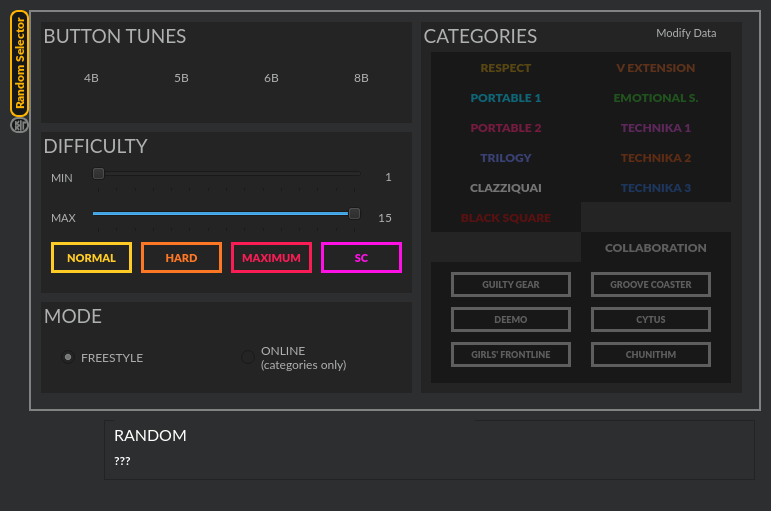
First picture: the form in selector_ui.ui, repository wowvv0w/djmax-random-selector, before the edit.
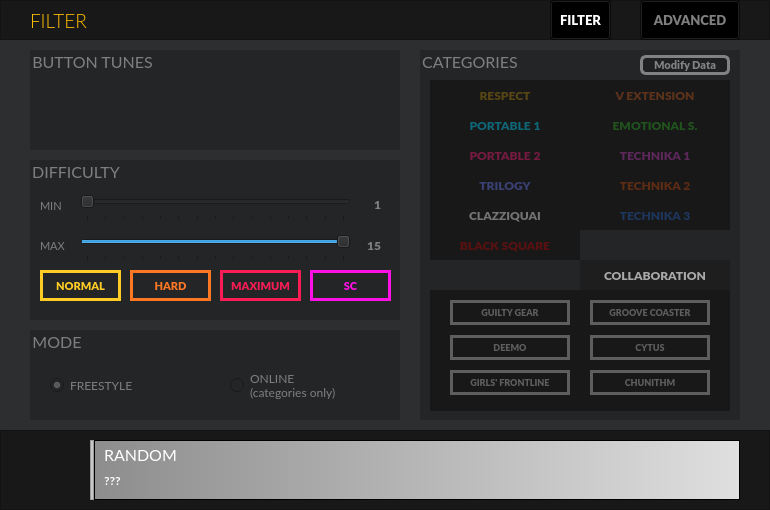
Second picture: the form after the edit. Icons and pictures are not drawn.

Patch:
```diff
--- a/selector_ui.ui
+++ b/selector_ui.ui
@@ -6,20 +6,20 @@
    <rect>
     <x>0</x>
     <y>0</y>
-    <width>771</width>
-    <height>511</height>
+    <width>770</width>
+    <height>510</height>
    </rect>
   </property>
   <property name="minimumSize">
    <size>
-    <width>771</width>
-    <height>511</height>
+    <width>770</width>
+    <height>510</height>
    </size>
   </property>
   <property name="maximumSize">
    <size>
-    <width>771</width>
-    <height>511</height>
+    <width>770</width>
+    <height>510</height>
    </size>
   </property>
   <property name="font">
@@ -31,16 +31,16 @@
    <string>DJMAX Random Selector v0.3.0</string>
   </property>
   <property name="styleSheet">
-   <string notr="true">background: #2d2e2f</string>
+   <string notr="true">background-color: #2d2e2f;</string>
   </property>
   <widget class="QWidget" name="centralwidget">
    <widget class="QTabWidget" name="tabWidget">
     <property name="geometry">
      <rect>
-      <x>10</x>
-      <y>10</y>
-      <width>751</width>
-      <height>401</height>
+      <x>0</x>
+      <y>50</y>
+      <width>770</width>
+      <height>370</height>
      </rect>
     </property>
     <property name="font">
@@ -51,30 +51,22 @@
      </font>
     </property>
     <property name="styleSheet">
-     <string notr="true">QTabWidget::pane { /* The tab widget frame */
-    border: 2px solid #818282;
+     <string notr="true">QTabWidget::pane{
+	background: transparent;
+	border: none;
+
 }
 
 QTabBar::tab {
-    background: #161717;
-    border: 2px solid #818282;
-    border-bottom-color: #818282;
-	color: #818282;
-    border-top-left-radius: 8px;
-	border-bottom-left-radius: 8px;
-    border-top-right-radius: 8px;
-	border-bottom-right-radius: 8px;
-    
-}
-
-QTabBar::tab:selected {
-    border-color: #ffb400;
-    border-bottom-color: #ffb400;
-	color:#ffb400;
+    width: 0;
+	height: 0;
+	margin: 0;
+	padding: 0;
+	border: none;
 }</string>
     </property>
     <property name="tabPosition">
-     <enum>QTabWidget::West</enum>
+     <enum>QTabWidget::North</enum>
     </property>
     <property name="tabShape">
      <enum>QTabWidget::Rounded</enum>
@@ -84,21 +76,21 @@
     </property>
     <widget class="QWidget" name="filter_tab">
      <attribute name="title">
-      <string>  Random Selector  </string>
+      <string>filter</string>
      </attribute>
      <widget class="QGroupBox" name="sr_groupbox">
       <property name="geometry">
        <rect>
-        <x>390</x>
-        <y>10</y>
-        <width>321</width>
-        <height>371</height>
+        <x>420</x>
+        <y>0</y>
+        <width>320</width>
+        <height>370</height>
        </rect>
       </property>
       <property name="font">
        <font>
         <family>Lato</family>
-        <pointsize>14</pointsize>
+        <pointsize>12</pointsize>
         <weight>50</weight>
         <bold>false</bold>
        </font>
@@ -110,8 +102,8 @@
        <enum>Qt::LeftToRight</enum>
       </property>
       <property name="styleSheet">
-       <string notr="true">background: #242424;
-color: #afb0b0;
+       <string notr="true">background: #242526;
+color: #7f7f7f;
 border: #00000000</string>
       </property>
       <property name="title">
@@ -586,13 +578,25 @@
          <string notr="true">QPushButton {
     border: 3px solid #5e5e5e;
 	color: #5e5e5e;
-    background-color: #00000000;
+    background-color: transparent;
 }
 
 QPushButton:checked {
 	border-color: #d83e0e;
  	color: #d83e0e;
     background-color: #181819;
+}
+
+QPushButton:disabled {
+	border-color: #2e2e2e;
+ 	color: #2e2e2e;
+    background-color: transparent;
+}
+
+QPushButton:disabled:checked {
+	border-color: #6b1e06;
+ 	color: #6b1e06;
+    background-color: #0c0c0d;
 }</string>
         </property>
         <property name="text">
@@ -633,6 +637,18 @@
 	border-color: #51eefe;
  	color: #51eefe;
     background-color: #181819;
+}
+
+QPushButton:disabled {
+	border-color: #2e2e2e;
+ 	color: #2e2e2e;
+    background-color: transparent;
+}
+
+QPushButton:disabled:checked {
+	border-color: #246970;
+ 	color: #246970;
+    background-color: #0c0c0d;
 }</string>
         </property>
         <property name="text">
@@ -673,6 +689,18 @@
 	border-color: #ffd700;
  	color: #ffd700;
     background-color: #181819;
+}
+
+QPushButton:disabled {
+	border-color: #2e2e2e;
+ 	color: #2e2e2e;
+    background-color: transparent;
+}
+
+QPushButton:disabled:checked {
+	border-color: #806c00;
+ 	color: #806c00;
+    background-color: #0c0c0d;
 }</string>
         </property>
         <property name="text">
@@ -713,6 +741,18 @@
 	border-color: #99e5d8;
  	color: #99e5d8;
     background-color: #181819;
+}
+
+QPushButton:disabled {
+	border-color: #2e2e2e;
+ 	color: #2e2e2e;
+    background-color: transparent;
+}
+
+QPushButton:disabled:checked {
+	border-color: #4d736c;
+ 	color: #4d736c;
+    background-color: #0c0c0d;
 }</string>
         </property>
         <property name="text">
@@ -753,6 +793,18 @@
 	border-color: #ee1538;
  	color: #ee1538;
     background-color: #181819;
+}
+
+QPushButton:disabled {
+	border-color: #2e2e2e;
+ 	color: #2e2e2e;
+    background-color: transparent;
+}
+
+QPushButton:disabled:checked {
+	border-color: #750b1c;
+ 	color: #750b1c;
+    background-color: #0c0c0d;
 }</string>
         </property>
         <property name="text">
@@ -793,6 +845,18 @@
 	border-color: #fdb426;
  	color: #fdb426;
     background-color: #181819;
+}
+
+QPushButton:disabled {
+	border-color: #2e2e2e;
+ 	color: #2e2e2e;
+    background-color: transparent;
+}
+
+QPushButton:disabled:checked {
+	border-color: #7d5a13;
+ 	color: #7d5a13;
+    background-color: #0c0c0d;
 }</string>
         </property>
         <property name="text">
@@ -846,26 +910,34 @@
         <bool>true</bool>
        </property>
        <property name="checked">
-        <bool>false</bool>
+        <bool>true</bool>
        </property>
       </widget>
       <widget class="QToolButton" name="data_button">
        <property name="geometry">
         <rect>
          <x>220</x>
-         <y>0</y>
-         <width>91</width>
-         <height>21</height>
+         <y>5</y>
+         <width>90</width>
+         <height>20</height>
         </rect>
        </property>
        <property name="font">
         <font>
-         <family>Lato</family>
+         <family>Lato Black</family>
          <pointsize>8</pointsize>
-         <weight>50</weight>
-         <bold>false</bold>
+         <weight>75</weight>
+         <bold>true</bold>
         </font>
        </property>
+       <property name="styleSheet">
+        <string notr="true">QToolButton {
+    border: 3px solid #818282;
+	color: #818282;
+    background-color: #1f2021;
+	border-radius: 6px
+}</string>
+       </property>
        <property name="text">
         <string>Modify Data</string>
        </property>
@@ -888,36 +960,48 @@
      <widget class="QGroupBox" name="bt_groupbox">
       <property name="geometry">
        <rect>
-        <x>10</x>
-        <y>10</y>
-        <width>371</width>
-        <height>101</height>
+        <x>30</x>
+        <y>0</y>
+        <width>370</width>
+        <height>100</height>
        </rect>
       </property>
       <property name="font">
        <font>
         <family>Lato</family>
-        <pointsize>14</pointsize>
+        <pointsize>12</pointsize>
         <weight>50</weight>
         <bold>false</bold>
        </font>
       </property>
       <property name="styleSheet">
-       <string notr="true">background: #242424;
-color: #afb0b0;
+       <string notr="true">background: #242526;
+color: #7f7f7f;
 border: #00000000</string>
       </property>
       <property name="title">
        <string>BUTTON TUNES</string>
       </property>
+      <widget class="QWidget" name="horizontalLayoutWidget">
+       <property name="geometry">
+        <rect>
+         <x>30</x>
+         <y>30</y>
+         <width>311</width>
+         <height>62</height>
+        </rect>
+       </property>
+       <layout class="QHBoxLayout" name="bt_layout">
+        <property name="spacing">
+         <number>0</number>
+        </property>
+        <item>
       <widget class="QPushButton" name="cb_4b">
-       <property name="geometry">
-        <rect>
-         <x>10</x>
-         <y>30</y>
-         <width>81</width>
-         <height>51</height>
-        </rect>
+          <property name="sizePolicy">
+           <sizepolicy hsizetype="Fixed" vsizetype="Fixed">
+            <horstretch>0</horstretch>
+            <verstretch>0</verstretch>
+           </sizepolicy>
        </property>
        <property name="font">
         <font>
@@ -926,8 +1010,26 @@
          <bold>false</bold>
         </font>
        </property>
+          <property name="styleSheet">
+           <string notr="true">QPushButton {
+    background: transparent;
+}</string>
+          </property>
        <property name="text">
-        <string>4B</string>
+           <string/>
+          </property>
+          <property name="icon">
+           <iconset>
+            <normaloff>images/4B_ON.png</normaloff>
+            <normalon>images/4B_OFF.png</normalon>
+            <disabledoff>images/4B_ON.png</disabledoff>
+            <disabledon>images/4B_OFF.png</disabledon>images/4B_ON.png</iconset>
+          </property>
+          <property name="iconSize">
+           <size>
+            <width>60</width>
+            <height>60</height>
+           </size>
        </property>
        <property name="checkable">
         <bool>true</bool>
@@ -936,14 +1038,14 @@
         <bool>true</bool>
        </property>
       </widget>
+        </item>
+        <item>
       <widget class="QPushButton" name="cb_5b">
-       <property name="geometry">
-        <rect>
-         <x>100</x>
-         <y>30</y>
-         <width>81</width>
-         <height>51</height>
-        </rect>
+          <property name="sizePolicy">
+           <sizepolicy hsizetype="Fixed" vsizetype="Fixed">
+            <horstretch>0</horstretch>
+            <verstretch>0</verstretch>
+           </sizepolicy>
        </property>
        <property name="font">
         <font>
@@ -952,8 +1054,26 @@
          <bold>false</bold>
         </font>
        </property>
+          <property name="styleSheet">
+           <string notr="true">QPushButton{
+	background: transparent;
+}</string>
+          </property>
        <property name="text">
-        <string>5B</string>
+           <string/>
+          </property>
+          <property name="icon">
+           <iconset>
+            <normaloff>images/5B_ON.png</normaloff>
+            <normalon>images/5B_OFF.png</normalon>
+            <disabledoff>images/5B_ON.png</disabledoff>
+            <disabledon>images/5B_OFF.png</disabledon>images/5B_ON.png</iconset>
+          </property>
+          <property name="iconSize">
+           <size>
+            <width>60</width>
+            <height>60</height>
+           </size>
        </property>
        <property name="checkable">
         <bool>true</bool>
@@ -962,14 +1082,14 @@
         <bool>true</bool>
        </property>
       </widget>
+        </item>
+        <item>
       <widget class="QPushButton" name="cb_6b">
-       <property name="geometry">
-        <rect>
-         <x>190</x>
-         <y>30</y>
-         <width>81</width>
-         <height>51</height>
-        </rect>
+          <property name="sizePolicy">
+           <sizepolicy hsizetype="Fixed" vsizetype="Fixed">
+            <horstretch>0</horstretch>
+            <verstretch>0</verstretch>
+           </sizepolicy>
        </property>
        <property name="font">
         <font>
@@ -978,8 +1098,26 @@
          <bold>false</bold>
         </font>
        </property>
+          <property name="styleSheet">
+           <string notr="true">QPushButton{
+	background: transparent;
+}</string>
+          </property>
        <property name="text">
-        <string>6B</string>
+           <string/>
+          </property>
+          <property name="icon">
+           <iconset>
+            <normaloff>images/6B_ON.png</normaloff>
+            <normalon>images/6B_OFF.png</normalon>
+            <disabledoff>images/6B_ON.png</disabledoff>
+            <disabledon>images/6B_OFF.png</disabledon>images/6B_ON.png</iconset>
+          </property>
+          <property name="iconSize">
+           <size>
+            <width>60</width>
+            <height>60</height>
+           </size>
        </property>
        <property name="checkable">
         <bool>true</bool>
@@ -988,14 +1126,14 @@
         <bool>true</bool>
        </property>
       </widget>
+        </item>
+        <item>
       <widget class="QPushButton" name="cb_8b">
-       <property name="geometry">
-        <rect>
-         <x>280</x>
-         <y>30</y>
-         <width>81</width>
-         <height>51</height>
-        </rect>
+          <property name="sizePolicy">
+           <sizepolicy hsizetype="Fixed" vsizetype="Fixed">
+            <horstretch>0</horstretch>
+            <verstretch>0</verstretch>
+           </sizepolicy>
        </property>
        <property name="font">
         <font>
@@ -1004,37 +1142,77 @@
          <bold>false</bold>
         </font>
        </property>
+          <property name="styleSheet">
+           <string notr="true">QPushButton{
+	background: transparent;
+}</string>
+          </property>
        <property name="text">
-        <string>8B</string>
+           <string/>
+          </property>
+          <property name="icon">
+           <iconset>
+            <normaloff>images/8B_ON.png</normaloff>
+            <normalon>images/8B_OFF.png</normalon>
+            <disabledoff>images/8B_ON.png</disabledoff>
+            <disabledon>images/8B_OFF.png</disabledon>images/8B_ON.png</iconset>
+          </property>
+          <property name="iconSize">
+           <size>
+            <width>60</width>
+            <height>60</height>
+           </size>
        </property>
        <property name="checkable">
         <bool>true</bool>
        </property>
        <property name="checked">
         <bool>true</bool>
+          </property>
+         </widget>
+        </item>
+       </layout>
+      </widget>
+      <widget class="QLabel" name="lock_bt">
+       <property name="geometry">
+        <rect>
+         <x>-370</x>
+         <y>0</y>
+         <width>370</width>
+         <height>101</height>
+        </rect>
+       </property>
+       <property name="styleSheet">
+        <string notr="true">background-color: rgba(0, 0, 0, 128);</string>
+       </property>
+       <property name="text">
+        <string/>
+       </property>
+       <property name="alignment">
+        <set>Qt::AlignCenter</set>
        </property>
       </widget>
      </widget>
      <widget class="QGroupBox" name="diff_groupbox">
       <property name="geometry">
        <rect>
-        <x>10</x>
-        <y>120</y>
-        <width>371</width>
-        <height>161</height>
+        <x>30</x>
+        <y>110</y>
+        <width>370</width>
+        <height>160</height>
        </rect>
       </property>
       <property name="font">
        <font>
         <family>Lato</family>
-        <pointsize>14</pointsize>
+        <pointsize>12</pointsize>
         <weight>50</weight>
         <bold>false</bold>
        </font>
       </property>
       <property name="styleSheet">
-       <string notr="true">background: #242424;
-color: #afb0b0;
+       <string notr="true">background: #242526;
+color: #7f7f7f;
 border: #00000000</string>
       </property>
       <property name="title">
@@ -1124,10 +1302,10 @@
        </property>
        <property name="font">
         <font>
-         <family>Lato</family>
+         <family>Lato Black</family>
          <pointsize>9</pointsize>
-         <weight>50</weight>
-         <bold>false</bold>
+         <weight>75</weight>
+         <bold>true</bold>
         </font>
        </property>
        <property name="layoutDirection">
@@ -1157,10 +1335,10 @@
        </property>
        <property name="font">
         <font>
-         <family>Lato</family>
+         <family>Lato Black</family>
          <pointsize>9</pointsize>
-         <weight>50</weight>
-         <bold>false</bold>
+         <weight>75</weight>
+         <bold>true</bold>
         </font>
        </property>
        <property name="layoutDirection">
@@ -1371,28 +1549,31 @@
      <widget class="QGroupBox" name="mode_groupbox">
       <property name="geometry">
        <rect>
-        <x>10</x>
-        <y>290</y>
-        <width>371</width>
-        <height>91</height>
+        <x>30</x>
+        <y>280</y>
+        <width>370</width>
+        <height>90</height>
        </rect>
       </property>
       <property name="font">
        <font>
         <family>Lato</family>
-        <pointsize>14</pointsize>
+        <pointsize>12</pointsize>
         <weight>50</weight>
         <bold>false</bold>
        </font>
       </property>
       <property name="styleSheet">
-       <string notr="true">background: #242424;
-color: #afb0b0;
+       <string notr="true">background: #242526;
+color: #7f7f7f;
 border:#00000000</string>
       </property>
       <property name="title">
        <string>MODE</string>
       </property>
+      <property name="checkable">
+       <bool>false</bool>
+      </property>
       <widget class="QRadioButton" name="cb_freestyle">
        <property name="geometry">
         <rect>
@@ -1442,32 +1623,158 @@
     </widget>
     <widget class="QWidget" name="tab">
      <attribute name="title">
-      <string>쪽</string>
+      <string>advanced</string>
      </attribute>
-     <widget class="QLabel" name="label_4">
+    </widget>
+   </widget>
+   <widget class="QFrame" name="top_bar">
       <property name="geometry">
        <rect>
-        <x>330</x>
-        <y>210</y>
-        <width>64</width>
-        <height>15</height>
-       </rect>
-      </property>
+      <x>0</x>
+      <y>0</y>
+      <width>770</width>
+      <height>40</height>
+     </rect>
+    </property>
+    <property name="styleSheet">
+     <string notr="true">background-color: #181819;
+color: #7f7f7f;</string>
+    </property>
+    <property name="frameShape">
+     <enum>QFrame::StyledPanel</enum>
+    </property>
+    <property name="frameShadow">
+     <enum>QFrame::Raised</enum>
+    </property>
+    <widget class="QLabel" name="current_tab">
+     <property name="geometry">
+      <rect>
+       <x>30</x>
+       <y>0</y>
+       <width>271</width>
+       <height>41</height>
+      </rect>
+     </property>
+     <property name="font">
+      <font>
+       <family>Lato Light</family>
+       <pointsize>14</pointsize>
+      </font>
+     </property>
+     <property name="styleSheet">
+      <string notr="true">background:transparent;
+color: #ffbe00</string>
+     </property>
       <property name="text">
-       <string>TextLabel</string>
-      </property>
-     </widget>
+      <string>FILTER</string>
+     </property>
+     <property name="alignment">
+      <set>Qt::AlignLeading|Qt::AlignLeft|Qt::AlignVCenter</set>
+     </property>
+    </widget>
+    <widget class="QPushButton" name="filter_tab_bt">
+     <property name="geometry">
+      <rect>
+       <x>550</x>
+       <y>0</y>
+       <width>61</width>
+       <height>40</height>
+      </rect>
+     </property>
+     <property name="font">
+      <font>
+       <family>Lato Black</family>
+       <pointsize>10</pointsize>
+       <weight>75</weight>
+       <bold>true</bold>
+      </font>
+     </property>
+     <property name="styleSheet">
+      <string notr="true">QPushButton {
+	color: #7f7f7f;
+    background-color: transparent;
+}
+
+QPushButton:checked {
+ 	color: #ffffff;
+}</string>
+     </property>
+     <property name="text">
+      <string>FILTER</string>
+     </property>
+     <property name="checkable">
+      <bool>true</bool>
+     </property>
+     <property name="checked">
+      <bool>true</bool>
+     </property>
+    </widget>
+    <widget class="QPushButton" name="advanced_tab_bt">
+     <property name="geometry">
+      <rect>
+       <x>640</x>
+       <y>0</y>
+       <width>100</width>
+       <height>40</height>
+      </rect>
+     </property>
+     <property name="font">
+      <font>
+       <family>Lato Black</family>
+       <pointsize>10</pointsize>
+       <weight>75</weight>
+       <bold>true</bold>
+      </font>
+     </property>
+     <property name="styleSheet">
+      <string notr="true">QPushButton {
+	color: #7f7f7f;
+    background-color: transparent;
+}
+
+QPushButton:checked {
+ 	color: #ffffff;
+}</string>
+     </property>
+     <property name="text">
+      <string>ADVANCED</string>
+     </property>
+     <property name="checkable">
+      <bool>true</bool>
+     </property>
     </widget>
    </widget>
    <widget class="QFrame" name="frame_2">
     <property name="geometry">
      <rect>
-      <x>104</x>
-      <y>420</y>
-      <width>651</width>
+      <x>0</x>
+      <y>430</y>
+      <width>770</width>
+      <height>80</height>
+     </rect>
+    </property>
+    <property name="styleSheet">
+     <string notr="true">background-color: #181819;
+color: #7f7f7f;</string>
+    </property>
+    <property name="frameShape">
+     <enum>QFrame::StyledPanel</enum>
+    </property>
+    <property name="frameShadow">
+     <enum>QFrame::Raised</enum>
+    </property>
+    <widget class="QFrame" name="whatisMusic">
+     <property name="geometry">
+      <rect>
+       <x>94</x>
+       <y>10</y>
+       <width>646</width>
       <height>60</height>
      </rect>
     </property>
+     <property name="styleSheet">
+      <string notr="true">background-color:qlineargradient(spread:pad, x1:0, y1:0, x2:1, y2:0, stop:0 rgba(141, 141, 141, 255), stop:1 rgba(223, 223, 223, 255))</string>
+     </property>
     <property name="frameShape">
      <enum>QFrame::StyledPanel</enum>
     </property>
@@ -1490,13 +1797,14 @@
       </font>
      </property>
      <property name="styleSheet">
-      <string notr="true">color: #ffffff</string>
+       <string notr="true">background:transparent;
+color: #ffffff</string>
      </property>
      <property name="text">
       <string>RANDOM</string>
      </property>
     </widget>
-    <widget class="QLabel" name="label_2">
+     <widget class="QLabel" name="whoisArtist">
      <property name="geometry">
       <rect>
        <x>10</x>
@@ -1513,31 +1821,35 @@
       </font>
      </property>
      <property name="styleSheet">
-      <string notr="true">color: #ffffff</string>
+       <string notr="true">background:transparent;
+color: #ffffff</string>
      </property>
      <property name="text">
       <string>???</string>
      </property>
     </widget>
-    <widget class="QLabel" name="label">
+     <widget class="QLabel" name="whatisMode">
      <property name="geometry">
       <rect>
-       <x>530</x>
+        <x>500</x>
        <y>15</y>
        <width>112</width>
        <height>22</height>
       </rect>
      </property>
+      <property name="styleSheet">
+       <string notr="true">background:transparent;</string>
+      </property>
      <property name="text">
       <string/>
      </property>
     </widget>
    </widget>
-   <widget class="QLabel" name="label_3">
+    <widget class="QLabel" name="musicIcon">
     <property name="geometry">
      <rect>
-      <x>40</x>
-      <y>420</y>
+       <x>30</x>
+       <y>10</y>
       <width>60</width>
       <height>60</height>
      </rect>
@@ -1548,17 +1860,33 @@
     <property name="text">
      <string/>
     </property>
-   </widget>
-  </widget>
-  <widget class="QStatusBar" name="statusBar">
-   <property name="font">
-    <font>
-     <family>Lato</family>
-    </font>
-   </property>
-   <property name="sizeGripEnabled">
-    <bool>false</bool>
-   </property>
+     <property name="pixmap">
+      <pixmap>images/icon.png</pixmap>
+     </property>
+    </widget>
+    <widget class="QFrame" name="frame_3">
+     <property name="geometry">
+      <rect>
+       <x>90</x>
+       <y>10</y>
+       <width>4</width>
+       <height>60</height>
+      </rect>
+     </property>
+     <property name="styleSheet">
+      <string notr="true">background:#c8c8c8</string>
+     </property>
+     <property name="frameShape">
+      <enum>QFrame::StyledPanel</enum>
+     </property>
+     <property name="frameShadow">
+      <enum>QFrame::Raised</enum>
+     </property>
+    </widget>
+   </widget>
+   <zorder>frame_2</zorder>
+   <zorder>tabWidget</zorder>
+   <zorder>top_bar</zorder>
   </widget>
  </widget>
  <resources/>
```
Left out of the diff: 39 changed lines with no effect on the pictures. Lines whose indentation alone changed are shown as unchanged.
